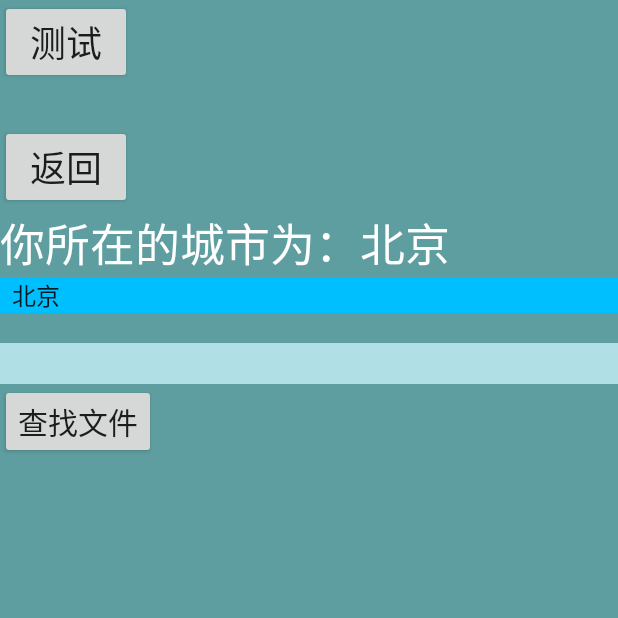
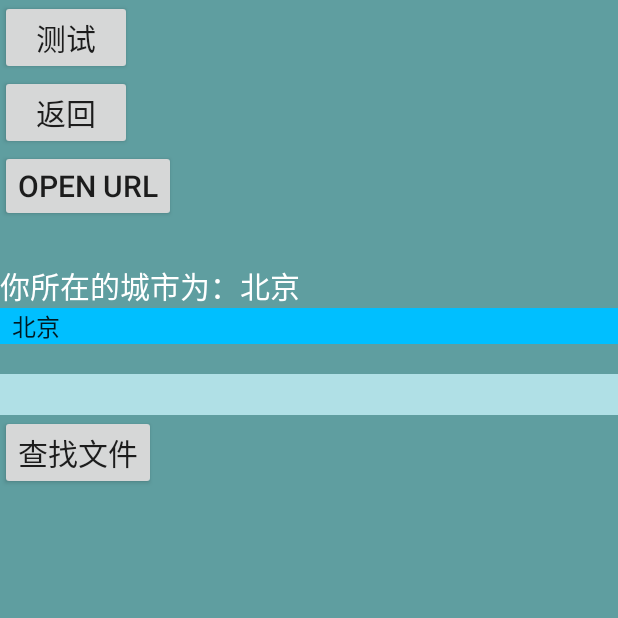
Before and after one commit to crystal89/MyApp, an Android app: the MyActivity screen opened directly, with no data from a screen before it, on a phone screen of 412 x 824 dp, the top half of it. Run offline under Robolectric (Android 15) with nearby library versions, the phone set to English and light mode, and no system bars.

Commit message:
如何打开外部浏览器，弹窗式layout实现

```diff
--- a/app/src/main/AndroidManifest.xml
+++ b/app/src/main/AndroidManifest.xml
@@ -1,6 +1,9 @@
 <?xml version="1.0" encoding="utf-8"?>
 <manifest xmlns:android="http://schemas.android.com/apk/res/android"
     package="com.crystal.hq.myapp">
+
+    <uses-permission android:name="android.permission.INTERNET" />
+
     <application
         android:allowBackup="true"
         android:icon="@mipmap/ic_launcher"
@@ -13,6 +16,7 @@
                 <category android:name="android.intent.category.LAUNCHER" />
             </intent-filter>
         </activity>
-        <activity android:name=".MyActivity"/>
+        <activity android:name=".MyActivity" />
+        <!--android:theme="@style/Theme.AppCompat.Dialog"-->
     </application>
 </manifest>
--- a/app/src/main/java/com/crystal/hq/myapp/MyActivity.java
+++ b/app/src/main/java/com/crystal/hq/myapp/MyActivity.java
@@ -7,6 +7,7 @@ package com.crystal.hq.myapp;
 import android.app.Activity;
 import android.content.Intent;
 import android.graphics.Typeface;
+import android.net.Uri;
 import android.os.Bundle;
 import android.view.MotionEvent;
 import android.view.animation.Animation;
@@ -42,6 +43,8 @@ public class MyActivity extends Activity {
     private ListView listview;
     private ArrayAdapter<String> listAdapter;
     private ArrayList<String> file_research_result;
+
+    private Button openUrl;
 
     @Override
     protected void onCreate(Bundle savedInstanceState) {
@@ -122,8 +125,8 @@ public class MyActivity extends Activity {
         inputsearchET = (EditText) findViewById(R.id.input_search_ET);
         searchfileBtn = (Button) findViewById(R.id.search_file_btn);
         fileshowTV = (TextView) findViewById(R.id.file_show_tv);
-        listview =(ListView)findViewById(R.id.list_view);
-        file_research_result =new ArrayList<>();
+        listview = (ListView) findViewById(R.id.list_view);
+        file_research_result = new ArrayList<>();
 
         searchfileBtn.setOnClickListener(new View.OnClickListener() {
             @Override
@@ -131,30 +134,37 @@ public class MyActivity extends Activity {
                 String result = "";
                 String keyword = inputsearchET.getText().toString();
                 file_research_result.clear();
-                if (keyword.equals(""))
-                {
+                if (keyword.equals("")) {
                     result = "请输入查找的关键字信息";
                     file_research_result.add(result);
-                }
-                else {
+                } else {
                     File[] files = new File("/").listFiles();
                     for (File f : files) {
-                        if (f.getName().indexOf(keyword) >= 0)
-                        {
+                        if (f.getName().indexOf(keyword) >= 0) {
                             result += f.getPath() + "\n";
                             file_research_result.add(f.getPath());
                         }
                     }
-                    if (result.equals(""))
-                    {
+                    if (result.equals("")) {
                         result = "未找到文件";
                         file_research_result.add(result);
                     }
                 }
                 fileshowTV.setText(result);
                 //使用listview显示内容
-                listAdapter=new ArrayAdapter<>(MyActivity.this,R.layout.listview_layout, file_research_result);
+                listAdapter = new ArrayAdapter<>(MyActivity.this, R.layout.listview_layout, file_research_result);
                 listview.setAdapter(listAdapter);
+            }
+        });
+
+        openUrl = (Button) findViewById(R.id.open_url);
+        openUrl.setOnClickListener(new View.OnClickListener() {
+            @Override
+            public void onClick(View view) {
+                Intent intent = new Intent();
+                intent.setAction(Intent.ACTION_VIEW);
+                intent.setData(Uri.parse("https://www.baidu.com/"));
+                startActivity(intent);
             }
         });
     }
@@ -170,7 +180,7 @@ public class MyActivity extends Activity {
     }
 
     void changeActivity() {
-        setTheme(R.style.Theme);
+        setTheme(R.style.AppTheme);
         Intent intent = new Intent();
         intent.setClass(MyActivity.this, MainActivity.class);
         startActivity(intent);
--- a/app/src/main/res/layout/mylayout.xml
+++ b/app/src/main/res/layout/mylayout.xml
@@ -10,24 +10,31 @@
         android:layout_width="wrap_content"
         android:layout_height="wrap_content"
         android:text="@string/tv02"
-        android:textSize="24dp" />
-
-    <TextView
-        android:id="@+id/tvInfo"
-        android:layout_width="wrap_content"
-        android:layout_height="wrap_content"
-        android:layout_marginLeft="10dp"
-        android:layout_marginRight="10dp"
-        android:gravity="left"
-        android:textColor="@color/colorPrimaryDark2"
-        android:textSize="20dp" />
+        android:textSize="20sp" />
 
     <Button
         android:id="@+id/backBtn"
         android:layout_width="wrap_content"
         android:layout_height="wrap_content"
         android:text="@string/back"
-        android:textSize="24dp" />
+        android:textSize="20sp" />
+
+    <Button
+        android:id="@+id/open_url"
+        android:layout_width="wrap_content"
+        android:layout_height="wrap_content"
+        android:text="Open URL"
+        android:textSize="20sp" />
+
+    <TextView
+        android:id="@+id/tvInfo"
+        android:layout_width="wrap_content"
+        android:layout_height="wrap_content"
+        android:layout_marginLeft="5dp"
+        android:layout_marginRight="5dp"
+        android:gravity="left"
+        android:textColor="@color/colorPrimaryDark2"
+        android:textSize="20sp" />
 
     <TextView
         android:id="@+id/spinnerChoose_item"
@@ -35,7 +42,7 @@
         android:layout_height="wrap_content"
         android:text="@string/spinnerTip"
         android:textColor="@drawable/white"
-        android:textSize="30dp" />
+        android:textSize="20sp" />
 
     <Spinner
         android:id="@+id/spinner"
@@ -64,9 +71,9 @@
         android:layout_height="wrap_content"
         android:textSize="16dp" />
 
-        <ListView
-            android:id="@+id/list_view"
-            android:layout_width="match_parent"
-            android:layout_height="wrap_content"
-            android:choiceMode="singleChoice"/>
+    <ListView
+        android:id="@+id/list_view"
+        android:layout_width="match_parent"
+        android:layout_height="wrap_content"
+        android:choiceMode="singleChoice" />
 </LinearLayout>
--- a/app/src/main/res/values/styles.xml
+++ b/app/src/main/res/values/styles.xml
@@ -1,5 +1,5 @@
 <resources>
-    <!-- Base application theme. -->
+    <!-- 基础应用程序主题. -->
     <style name="AppTheme" parent="Theme.AppCompat.Light.DarkActionBar">
         <!-- Customize your theme here. -->
         <item name="colorPrimary">@color/colorPrimary</item>
@@ -7,8 +7,9 @@
         <item name="colorAccent">@color/colorAccent</item>
     </style>
 
-    <!--基础应用程序主题-->
-    <style name="Theme" parent="android:Theme"></style>
+    <!--
+        <style name="Theme" parent="android:Theme"></style>
+    -->
     <!--使主题具有Translucent后台-->
     <string name="Theme.Translucent">
         <item name="android:windowNoTitle">false</item>
```
